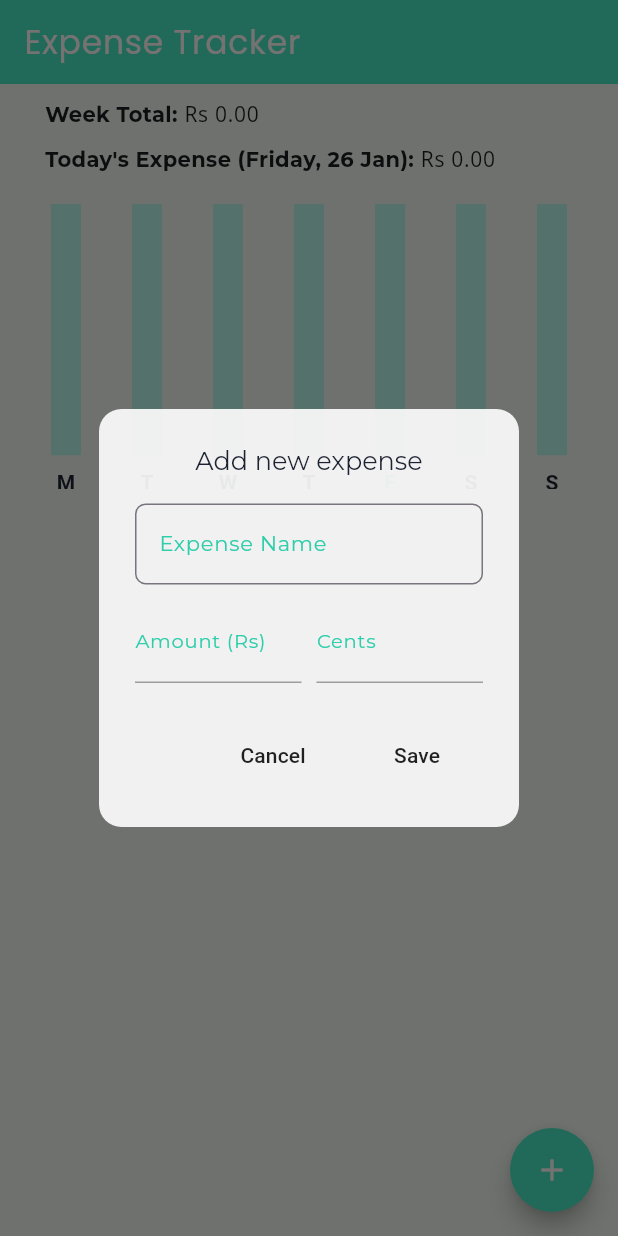
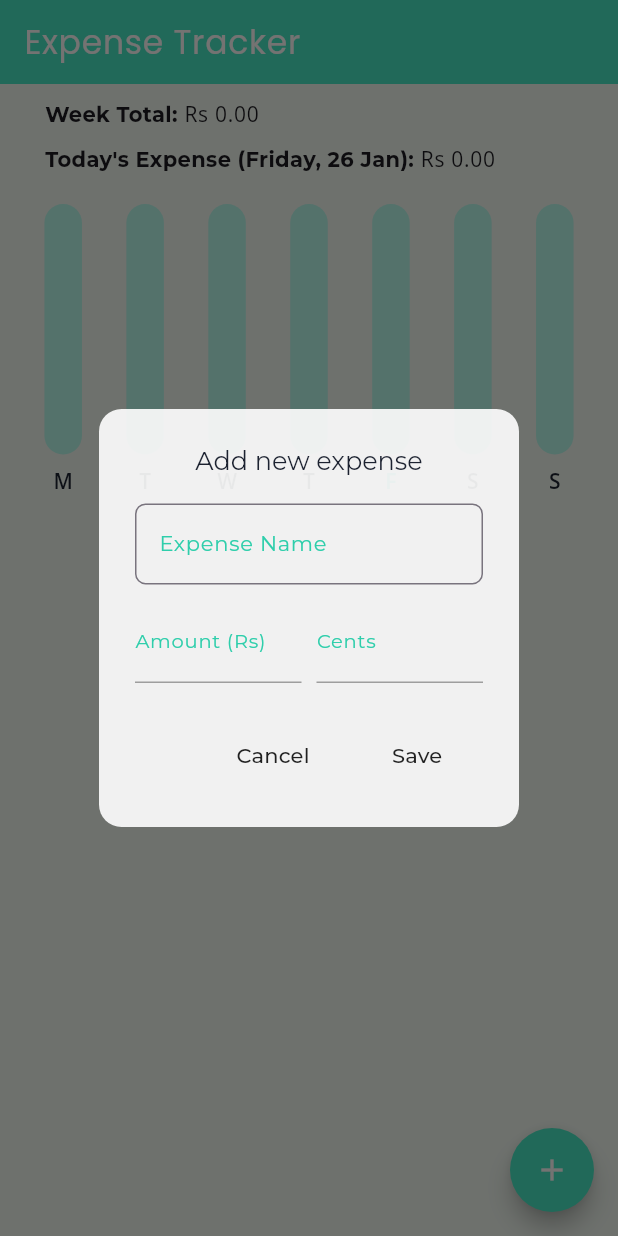
Before and after one commit to Cxde02/Daily-Cash--Expense-Tracker-App, a Flutter app: the screen it shows after launch, after a tap on the "add" icon, on a phone screen of 412 x 824 dp. Run offline on Flutter 3.47's test engine with Material 3 defaults, Android fonts, the phone set to English and light mode, and no system bars; drawn by our look-alikes of fl_chart; our stand-ins replace flutter_slidable, google_fonts, hive_flutter; accounts and stored records are empty.

Commit message:
Final Version

```diff
--- a/lib/bar graph/bar_graph.dart
+++ b/lib/bar graph/bar_graph.dart
@@ -2,6 +2,7 @@ import 'package:fl_chart/fl_chart.dart';
 import 'package:flutter/material.dart';
 import 'package:flutter_application_1/bar%20graph/bar_data.dart';
 import 'package:flutter_application_1/colors/themes.dart';
+import 'package:google_fonts/google_fonts.dart';
 
 class MyBarGraph extends StatelessWidget {
   final double? maxY;
@@ -55,7 +56,7 @@ class MyBarGraph extends StatelessWidget {
             bottomTitles: AxisTitles(
               sideTitles: SideTitles(
                   showTitles: true,
-                  reservedSize: 22.5,
+                  reservedSize: 23,
                   getTitlesWidget: getBottomTitles),
             ),
           ),
@@ -67,8 +68,8 @@ class MyBarGraph extends StatelessWidget {
                     BarChartRodData(
                       toY: data.y,
                       color: AppColors.primaryColor,
-                      width: 20,
-                      borderRadius: BorderRadius.circular(1),
+                      width: 25,
+                      borderRadius: BorderRadius.circular(50),
                       backDrawRodData: BackgroundBarChartRodData(
                           show: true,
                           toY: maxY,
@@ -85,9 +86,10 @@ class MyBarGraph extends StatelessWidget {
 }
 
 Widget getBottomTitles(double value, TitleMeta meta) {
-  const style = TextStyle(
+  final style = TextStyle(
     color: AppColors.textColor,
-    fontWeight: FontWeight.bold,
+    fontFamily: GoogleFonts.openSans().fontFamily,
+    fontWeight: FontWeight.w600,
     fontSize: 14,
   );
 
@@ -120,15 +122,15 @@ Widget getBottomTitles(double value, TitleMeta meta) {
       text = _buildDayText('S', style, currentDayOfWeek == 7);
       break;
     default:
-      text = const Text(
+      text = Text(
         '',
         style: style,
       );
   }
 
   return SideTitleWidget(
+    axisSide: meta.axisSide,
     child: text,
-    axisSide: meta.axisSide,
   );
 }
 
--- a/lib/components/expense_tile.dart
+++ b/lib/components/expense_tile.dart
@@ -4,6 +4,7 @@ import 'package:intl/intl.dart';
 import 'package:flutter_slidable/flutter_slidable.dart';
 import 'package:google_fonts/google_fonts.dart';
 
+// ignore: must_be_immutable
 class ExpenseTile extends StatelessWidget {
   final String name;
   final String amount;
--- a/lib/data/expense_data.dart
+++ b/lib/data/expense_data.dart
@@ -4,8 +4,6 @@ import 'package:flutter/material.dart';
 import 'package:flutter_application_1/data/hive_database.dart';
 import 'package:flutter_application_1/datetime/date_time_helper.dart';
 import 'package:flutter_application_1/models/expense_item.dart';
-import 'package:hive/hive.dart';
-import 'package:provider/provider.dart';
 
 class ExpenseData extends ChangeNotifier {
   //list of all expenses
@@ -62,7 +60,9 @@ class ExpenseData extends ChangeNotifier {
   }
 
   //get date for start of the week --> Monday
+  // ignore: non_constant_identifier_names
   DateTime StartOfWeekDate() {
+    // ignore: non_constant_identifier_names
     DateTime? StartOfWeek;
 
     //get today's date
--- a/lib/main.dart
+++ b/lib/main.dart
@@ -3,8 +3,6 @@ import 'package:flutter_application_1/data/expense_data.dart';
 import 'package:flutter_application_1/pages/home_page.dart';
 import 'package:hive_flutter/hive_flutter.dart';
 import 'package:provider/provider.dart';
-import 'package:path_provider/path_provider.dart';
-import 'dart:io';
 
 void main() async {
   //init hive
--- a/lib/pages/home_page.dart
+++ b/lib/pages/home_page.dart
@@ -146,13 +146,19 @@ class _HomePageState extends State<HomePage> {
           // Cancel button
           MaterialButton(
             onPressed: cancel,
-            child: Text('Cancel'),
+            child: Text(
+              'Cancel',
+              style: TextStyle(fontFamily: GoogleFonts.montserrat().fontFamily),
+            ),
           ),
 
           // Save button
           MaterialButton(
             onPressed: save,
-            child: Text('Save'),
+            child: Text(
+              'Save',
+              style: TextStyle(fontFamily: GoogleFonts.montserrat().fontFamily),
+            ),
           ),
         ],
       ),
@@ -166,7 +172,8 @@ class _HomePageState extends State<HomePage> {
 
   // save
   void save() {
-    if (newAmountControllerRs.text.isNotEmpty) {
+    if (newAmountControllerRs.text.isNotEmpty &&
+        newExpenseNameController.text.isNotEmpty) {
       // add Rs + cents
       String cents = newAmountControllerCents.text.isEmpty
           ? "00"
@@ -228,7 +235,7 @@ class _HomePageState extends State<HomePage> {
             color: AppColors.accentColor,
           ),
         ),
-          body: ListView(
+        body: Column(
           children: [
             //weekly summary
             ExpenseSummary(startOfWeek: value.StartOfWeekDate()),
@@ -238,9 +245,8 @@ class _HomePageState extends State<HomePage> {
             ),
 
             //expense list
-              ListView.builder(
-                shrinkWrap: true,
-                physics: const NeverScrollableScrollPhysics(),
+            Expanded(
+              child: ListView.builder(
                 itemCount: value.getAllExpenseList().length,
                 itemBuilder: (context, index) => ExpenseTile(
                   name: value.getAllExpenseList()[index].name,
@@ -250,8 +256,10 @@ class _HomePageState extends State<HomePage> {
                       deleteExpense(value.getAllExpenseList()[index]),
                 ),
               ),
+            ),
           ],
-          )),
+        ),
+      ),
     );
   }
 }
```
Also changed, not shown: 1 other file. Lines whose indentation alone changed are shown as unchanged.
